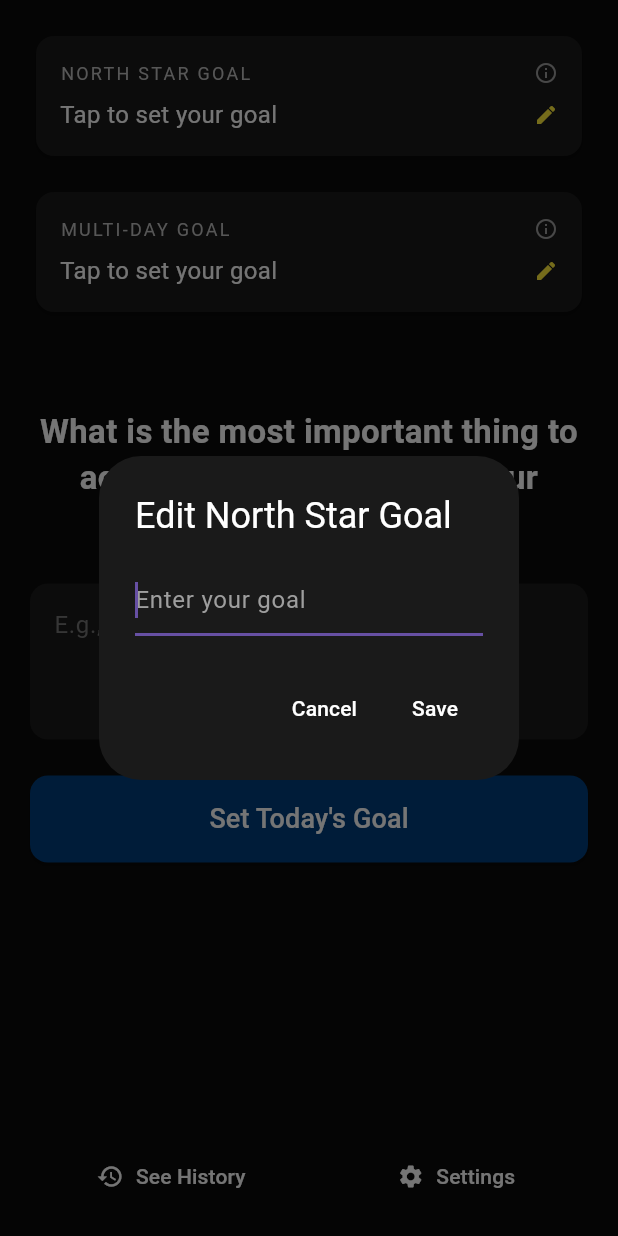
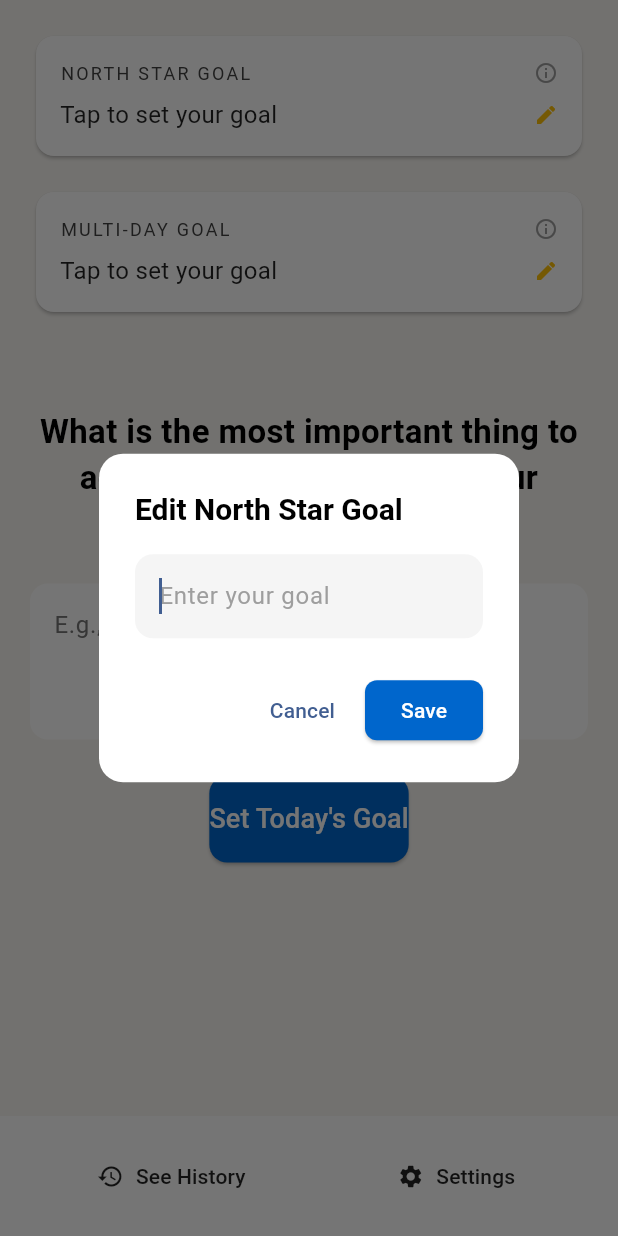
Before and after one commit to neonnubula/japchae, a Flutter app: the screen it shows after launch, after a tap on "NORTH STAR GOAL", on a phone screen of 412 x 824 dp. Run offline on Flutter 3.47's test engine with Material 3 defaults, Android fonts, the light colour scheme and no system bars; our stand-ins replace flutter_local_notifications, hive, hive_flutter, timezone; accounts and stored records are empty.

Commit message:
feat: redesign app with light theme and improved UX - Replace dark theme with clean cream background (#F9F7F3) - Add Material 3 design system with blue accent (#0066CC) - Fix today's goal display logic (show/edit instead of always input) - Update all screens: Home, History, Settings with consistent light theme - Fix dialog styling for goal editing (white background, readable text) - Improve typography and spacing throughout app - Add proper goal management with daily reset functionality

```diff
--- a/lib/main.dart
+++ b/lib/main.dart
@@ -34,8 +34,24 @@
     return MaterialApp(
       title: 'Japchae',
       theme: ThemeData(
-        primarySwatch: Colors.blue,
-        visualDensity: VisualDensity.adaptivePlatformDensity,
+        useMaterial3: true,
+        colorScheme: ColorScheme.fromSeed(
+          seedColor: const Color(0xFF0066CC),
+          brightness: Brightness.light,
+          background: const Color(0xFFF9F7F3), // cream
+        ),
+        scaffoldBackgroundColor: const Color(0xFFF9F7F3),
+        inputDecorationTheme: const InputDecorationTheme(
+          filled: true,
+          fillColor: Colors.white,
+          border: OutlineInputBorder(borderSide: BorderSide.none),
+        ),
+        appBarTheme: const AppBarTheme(
+          backgroundColor: Color(0xFFF9F7F3),
+          foregroundColor: Colors.black,
+          elevation: 0,
+          centerTitle: true,
+        ),
       ),
       home: const HomeScreen(),
     );
--- a/lib/screens/home_screen.dart
+++ b/lib/screens/home_screen.dart
@@ -1,5 +1,4 @@
 import 'package:flutter/material.dart';
-import 'package:japchae/models/goal_model.dart';
 import 'package:japchae/screens/history_screen.dart';
 import 'package:japchae/screens/settings_screen.dart';
 import 'package:japchae/services/storage_service.dart';
@@ -20,7 +19,6 @@
     final storageService = Provider.of<StorageService>(context);
 
     return Scaffold(
-      backgroundColor: const Color(0xFF0A0A0A),
       body: SafeArea(
         child: Padding(
           padding: const EdgeInsets.all(20.0),
@@ -58,11 +56,18 @@
                   ),
                 ),
                 const SizedBox(height: 60),
+                Builder(
+                  builder: (context) {
+                    final todayGoal = storageService.getTodayGoal();
+                    if (todayGoal == null) {
+                      // Show input to set today's goal
+                      return Column(
+                        children: [
                           const Text(
                             'What is the most important thing to achieve today to advance your goals?',
                             textAlign: TextAlign.center,
                             style: TextStyle(
-                    color: Colors.white,
+                              color: Colors.black,
                               fontSize: 22,
                               fontWeight: FontWeight.bold,
                             ),
@@ -70,12 +75,12 @@
                           const SizedBox(height: 24),
                           TextField(
                             controller: _dailyGoalController,
-                  style: const TextStyle(color: Colors.white),
+                            style: const TextStyle(color: Colors.black),
                             decoration: InputDecoration(
                               hintText: 'E.g., Ship the new landing page...',
                               hintStyle: TextStyle(color: Colors.grey[600]),
                               filled: true,
-                    fillColor: const Color(0xFF1A1A1A),
+                              fillColor: Colors.white,
                               border: OutlineInputBorder(
                                 borderRadius: BorderRadius.circular(12),
                                 borderSide: BorderSide.none,
@@ -87,11 +92,7 @@
                           ElevatedButton(
                             onPressed: () {
                               if (_dailyGoalController.text.isNotEmpty) {
-                      final newGoal = Goal()
-                        ..text = _dailyGoalController.text
-                        ..date = DateTime.now()
-                        ..isCompleted = false;
-                      storageService.addGoal(newGoal);
+                                storageService.setTodayGoal(_dailyGoalController.text);
                                 _dailyGoalController.clear();
                                 ScaffoldMessenger.of(context).showSnackBar(
                                   const SnackBar(content: Text('Goal for today set!')),
@@ -99,7 +100,7 @@
                               }
                             },
                             style: ElevatedButton.styleFrom(
-                    backgroundColor: const Color(0xFF003D7C),
+                              backgroundColor: const Color(0xFF0066CC),
                               padding: const EdgeInsets.symmetric(vertical: 16),
                               shape: RoundedRectangleBorder(
                                 borderRadius: BorderRadius.circular(12),
@@ -111,12 +112,64 @@
                             ),
                           ),
                         ],
+                      );
+                    } else {
+                      // Show today's goal with edit option
+                      return Column(
+                        crossAxisAlignment: CrossAxisAlignment.stretch,
+                        children: [
+                          const Text(
+                            "Today's Focus",
+                            textAlign: TextAlign.center,
+                            style: TextStyle(
+                              color: Colors.black,
+                              fontSize: 22,
+                              fontWeight: FontWeight.bold,
+                            ),
+                          ),
+                          const SizedBox(height: 24),
+                          Container(
+                            padding: const EdgeInsets.all(16),
+                            decoration: BoxDecoration(
+                              color: Colors.white,
+                              borderRadius: BorderRadius.circular(12),
+                            ),
+                            child: Row(
+                              children: [
+                                Expanded(
+                                  child: Text(
+                                    todayGoal.text,
+                                    style: const TextStyle(color: Colors.black87, fontSize: 18),
+                                  ),
+                                ),
+                                IconButton(
+                                  icon: const Icon(Icons.edit, color: Colors.yellow),
+                                  onPressed: () {
+                                    _showEditGoalDialog(
+                                      context,
+                                      "Today's Goal",
+                                      todayGoal.text,
+                                      (newValue) {
+                                        storageService.setTodayGoal(newValue);
+                                      },
+                                    );
+                                  },
+                                ),
+                              ],
+                            ),
+                          ),
+                        ],
+                      );
+                    }
+                  },
+                ),
+              ],
             ),
           ),
         ),
       ),
       bottomNavigationBar: BottomAppBar(
-        color: const Color(0xFF0A0A0A),
+        color: Colors.white,
         elevation: 0,
         child: Row(
           mainAxisAlignment: MainAxisAlignment.spaceAround,
@@ -128,8 +181,8 @@
                   MaterialPageRoute(builder: (context) => const HistoryScreen()),
                 );
               },
-              icon: const Icon(Icons.history, color: Colors.white),
-              label: const Text('See History', style: TextStyle(color: Colors.white)),
+              icon: const Icon(Icons.history, color: Colors.black87),
+              label: const Text('See History', style: TextStyle(color: Colors.black87)),
             ),
             TextButton.icon(
               onPressed: () {
@@ -138,8 +191,8 @@
                   MaterialPageRoute(builder: (context) => const SettingsScreen()),
                 );
               },
-              icon: const Icon(Icons.settings, color: Colors.white),
-              label: const Text('Settings', style: TextStyle(color: Colors.white)),
+              icon: const Icon(Icons.settings, color: Colors.black87),
+              label: const Text('Settings', style: TextStyle(color: Colors.black87)),
             ),
           ],
         ),
@@ -159,26 +212,45 @@
       context: context,
       builder: (BuildContext context) {
         return AlertDialog(
-          backgroundColor: const Color(0xFF1A1A1A),
-          title: Text('Edit $title', style: const TextStyle(color: Colors.white)),
+          shape: RoundedRectangleBorder(borderRadius: BorderRadius.circular(16)),
+          backgroundColor: Colors.white,
+          title: Text(
+            'Edit $title',
+            style: const TextStyle(
+              color: Colors.black,
+              fontSize: 20,
+              fontWeight: FontWeight.bold,
+            ),
+          ),
           content: TextField(
             controller: controller,
-            style: const TextStyle(color: Colors.white),
-            decoration: const InputDecoration(
+            style: const TextStyle(color: Colors.black),
+            decoration: InputDecoration(
               hintText: 'Enter your goal',
-              hintStyle: TextStyle(color: Colors.grey),
+              hintStyle: TextStyle(color: Colors.grey[500]),
+              filled: true,
+              fillColor: Colors.grey[100],
+              border: OutlineInputBorder(
+                borderRadius: BorderRadius.circular(12),
+                borderSide: BorderSide.none,
+              ),
             ),
             autofocus: true,
           ),
           actions: <Widget>[
             TextButton(
-              child: const Text('Cancel', style: TextStyle(color: Colors.white)),
+              child: const Text('Cancel'),
               onPressed: () {
                 Navigator.of(context).pop();
               },
             ),
-            TextButton(
-              child: const Text('Save', style: TextStyle(color: Colors.white)),
+            ElevatedButton(
+              style: ElevatedButton.styleFrom(
+                backgroundColor: const Color(0xFF0066CC),
+                foregroundColor: Colors.white,
+                shape: RoundedRectangleBorder(borderRadius: BorderRadius.circular(8)),
+              ),
+              child: const Text('Save'),
               onPressed: () {
                 onSave(controller.text);
                 Navigator.of(context).pop();
@@ -192,7 +264,7 @@
 
   Widget _buildGoalCard(String title, String text) {
     return Card(
-      color: const Color(0xFF1A1A1A),
+      color: Colors.white,
       shape: RoundedRectangleBorder(borderRadius: BorderRadius.circular(12)),
       child: Padding(
         padding: const EdgeInsets.all(16.0),
@@ -204,7 +276,7 @@
                 Text(
                   title,
                   style: TextStyle(
-                    color: Colors.grey[400],
+                    color: Colors.grey[800],
                     fontSize: 12,
                     letterSpacing: 1.5,
                   ),
@@ -219,10 +291,10 @@
                 Expanded(
                   child: Text(
                     text,
-                    style: const TextStyle(color: Colors.white, fontSize: 16),
+                    style: const TextStyle(color: Colors.black87, fontSize: 16),
                   ),
                 ),
-                const Icon(Icons.edit, color: Colors.yellow, size: 16),
+                const Icon(Icons.edit, color: Colors.amber, size: 16),
               ],
             )
           ],
--- a/lib/services/storage_service.dart
+++ b/lib/services/storage_service.dart
@@ -55,6 +55,35 @@
     notifyListeners();
   }
 
+  // Add method to retrieve today's goal
+  Goal? getTodayGoal() {
+    final now = DateTime.now();
+    for (final goal in _goalsBox.values) {
+      if (goal.date.year == now.year &&
+          goal.date.month == now.month &&
+          goal.date.day == now.day) {
+        return goal;
+      }
+    }
+    return null;
+  }
+
+  // Convenience method to create or update today's goal text
+  Future<void> setTodayGoal(String text) async {
+    final existingGoal = getTodayGoal();
+    if (existingGoal != null) {
+      existingGoal.text = text;
+      await existingGoal.save();
+    } else {
+      final newGoal = Goal()
+        ..text = text
+        ..date = DateTime.now()
+        ..isCompleted = false;
+      await _goalsBox.add(newGoal);
+    }
+    notifyListeners();
+  }
+
   // --- Settings ---
 
   bool get dailyNotifications => _settingsBox.get(_dailyNotificationsKey, defaultValue: true) as bool;
```
Also changed, not shown: lib/screens/history_screen.dart (+6 -12 lines), lib/screens/settings_screen.dart (+6 -8 lines), edit multi day .png (added), edit north star.png (added), empty home.png (added), history.png (added), home.png (added), settings.png (added), 2 other files. Lines whose indentation alone changed are shown as unchanged.
